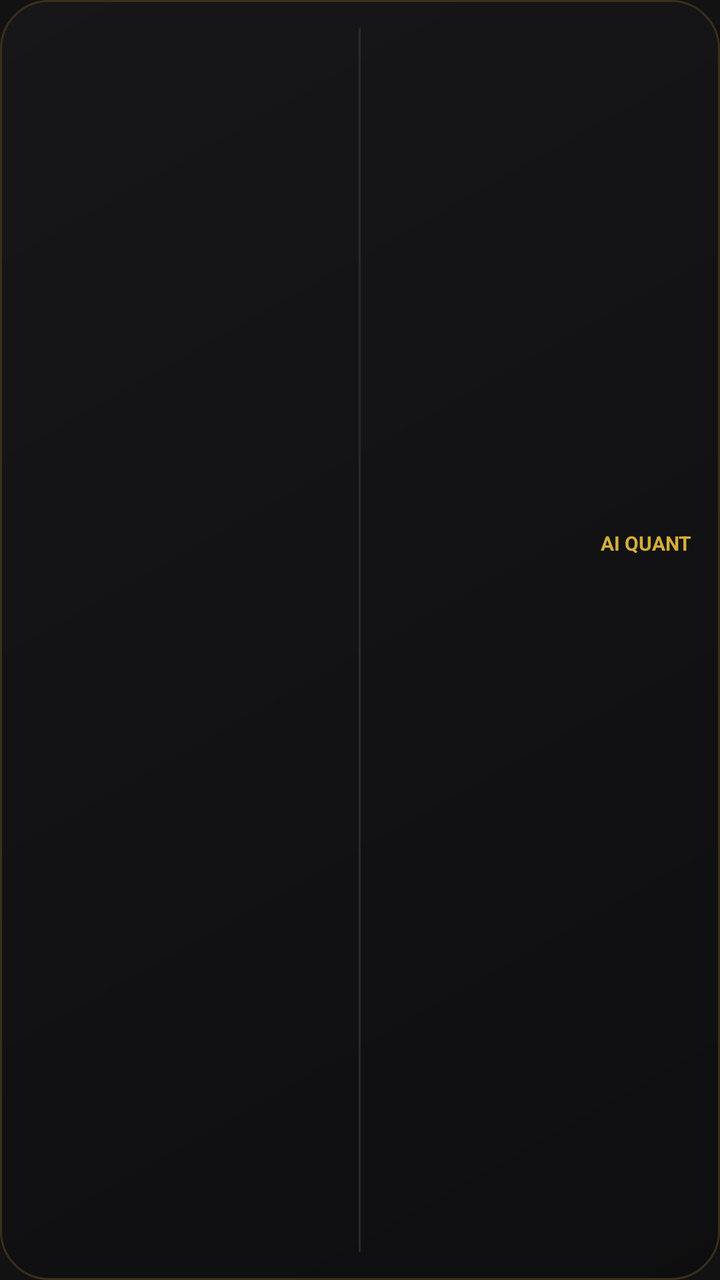
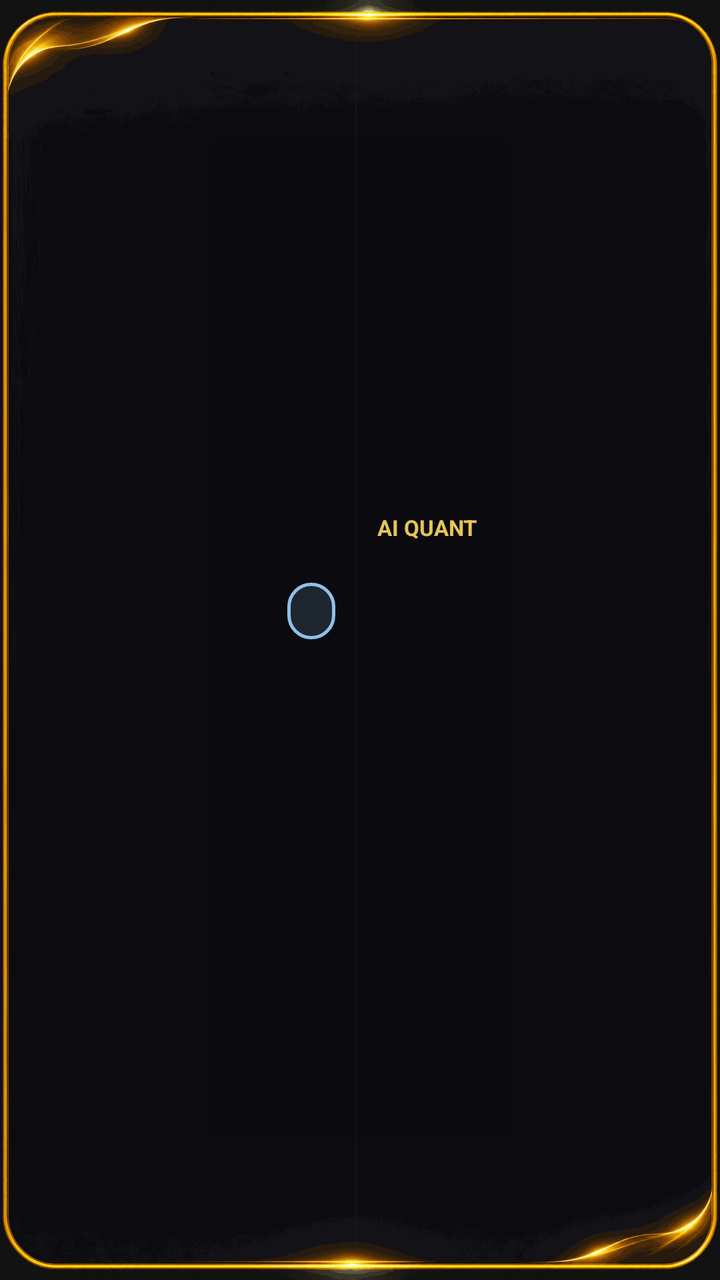

An Android layout rendered at two revisions. The XML below is the earlier revision; the diff shows what the commit changed to produce the second picture.
<!-- AndroidManifest.xml: application theme Theme.GoldAiQuant -->
<!-- res/layout/widget_price.xml -->
<?xml version="1.0" encoding="utf-8"?>
<LinearLayout xmlns:android="http://schemas.android.com/apk/res/android"
    android:id="@+id/w_root"
    android:layout_width="match_parent"
    android:layout_height="match_parent"
    android:background="@drawable/widget_bg"
    android:orientation="horizontal"
    android:padding="14dp">
    <LinearLayout
        android:id="@+id/w_idea_col"
        android:layout_width="0dp"
        android:layout_height="match_parent"
        android:layout_weight="1"
        android:orientation="vertical"
        android:gravity="center_vertical">
        <TextView android:id="@+id/w_who" android:layout_width="match_parent" android:layout_height="wrap_content" android:paddingVertical="3dp"
            android:maxLines="1" android:ellipsize="end" android:textColor="#8C8A83" android:textSize="12sp" />
        <TextView android:id="@+id/w_act" android:layout_width="match_parent" android:layout_height="wrap_content"
            android:maxLines="1" android:ellipsize="end" android:textColor="#E6C55A" android:textSize="18sp" android:textStyle="bold" />
        <TextView android:id="@+id/w_l1" android:layout_width="match_parent" android:layout_height="wrap_content"
            android:maxLines="1" android:ellipsize="end" android:textColor="#F3F1EA" android:textSize="13sp" />
        <TextView android:id="@+id/w_l2" android:layout_width="match_parent" android:layout_height="wrap_content"
            android:maxLines="1" android:ellipsize="end" android:textColor="#F3F1EA" android:textSize="13sp" />
        <TextView android:id="@+id/w_note" android:layout_width="match_parent" android:layout_height="wrap_content"
            android:maxLines="1" android:ellipsize="end" android:textColor="#8C8A83" android:textSize="10sp" />
    </LinearLayout>
    <FrameLayout
        android:id="@+id/w_sep"
        android:layout_width="1dp"
        android:layout_height="match_parent"
        android:layout_marginStart="10dp"
        android:layout_marginEnd="10dp"
        android:background="#2A2A2D" />
    <LinearLayout
        android:id="@+id/w_price_col"
        android:layout_width="0dp"
        android:layout_height="match_parent"
        android:layout_weight="1"
        android:orientation="vertical"
        android:gravity="center_vertical">
        <LinearLayout android:layout_width="match_parent" android:layout_height="wrap_content" android:orientation="horizontal">
            <TextView android:id="@+id/w_pair" android:layout_width="0dp" android:layout_weight="1" android:layout_height="wrap_content"
                android:textColor="#F3F1EA" android:textSize="12sp" android:textStyle="bold" android:paddingVertical="3dp" />
            <TextView android:layout_width="wrap_content" android:layout_height="wrap_content" android:text="@string/app_name"
                android:textColor="#D4AF37" android:textSize="10sp" android:textStyle="bold" />
        </LinearLayout>
        <TextView android:id="@+id/w_price" android:layout_width="match_parent" android:layout_height="wrap_content"
            android:gravity="end" android:textDirection="ltr" android:maxLines="1" android:autoSizeTextType="uniform"
            android:autoSizeMinTextSize="18sp" android:autoSizeMaxTextSize="30sp"
            android:textColor="#F4F4F4" android:textSize="28sp" android:textStyle="bold" />
        <TextView android:id="@+id/w_chg" android:layout_width="match_parent" android:layout_height="wrap_content"
            android:gravity="end" android:maxLines="1" android:textSize="13sp" android:textStyle="bold" />
        <ImageView android:id="@+id/w_spark" android:layout_width="match_parent" android:layout_height="26dp"
            android:layout_marginTop="4dp" android:scaleType="fitXY" android:importantForAccessibility="no" />
        <TextView android:id="@+id/w_time" android:layout_width="match_parent" android:layout_height="wrap_content"
            android:gravity="end" android:textColor="#8C8A83" android:textSize="10sp" />
    </LinearLayout>
</LinearLayout>
<!-- resources referenced by this layout -->
<resources>
  <!-- drawable widget_bg (drawable) -->
  <?xml version="1.0" encoding="utf-8"?>
  <shape xmlns:android="http://schemas.android.com/apk/res/android" android:shape="rectangle">
      <gradient android:angle="315" android:startColor="#F217171A" android:endColor="#F20E0E10" />
      <stroke android:width="1dp" android:color="#3A3018" />
      <corners android:radius="24dp" />
  </shape>
  <string name="app_name" translatable="false">AI QUANT</string>
  <style name="Theme.GoldAiQuant" parent="android:Theme.Material.NoActionBar">
          <item name="android:windowBackground">#FF121212</item>
          <item name="android:statusBarColor">#FF121212</item>
          <item name="android:navigationBarColor">#FF121212</item>
      </style>
</resources>

<!-- the commit's change to res/layout/widget_price.xml (unified diff, before → after) -->
@@ -1,58 +1,81 @@
 <?xml version="1.0" encoding="utf-8"?>
-<LinearLayout xmlns:android="http://schemas.android.com/apk/res/android"
+<FrameLayout xmlns:android="http://schemas.android.com/apk/res/android"
     android:id="@+id/w_root"
     android:layout_width="match_parent"
     android:layout_height="match_parent"
-    android:background="@drawable/widget_bg"
-    android:orientation="horizontal"
-    android:padding="14dp">
+    android:background="@drawable/wf_wide">
+    <ImageView
+        android:id="@+id/w_art"
+        android:layout_width="wrap_content"
+        android:layout_height="84dp"
+        android:layout_gravity="bottom|left"
+        android:layout_marginLeft="8dp"
+        android:layout_marginBottom="8dp"
+        android:adjustViewBounds="true"
+        android:importantForAccessibility="no" />
     <LinearLayout
-        android:id="@+id/w_idea_col"
-        android:layout_width="0dp"
+        android:layout_width="match_parent"
         android:layout_height="match_parent"
-        android:layout_weight="1"
-        android:orientation="vertical"
-        android:gravity="center_vertical">
-        <TextView android:id="@+id/w_who" android:layout_width="match_parent" android:layout_height="wrap_content" android:paddingVertical="3dp"
-            android:maxLines="1" android:ellipsize="end" android:textColor="#8C8A83" android:textSize="12sp" />
-        <TextView android:id="@+id/w_act" android:layout_width="match_parent" android:layout_height="wrap_content"
-            android:maxLines="1" android:ellipsize="end" android:textColor="#E6C55A" android:textSize="18sp" android:textStyle="bold" />
-        <TextView android:id="@+id/w_l1" android:layout_width="match_parent" android:layout_height="wrap_content"
-            android:maxLines="1" android:ellipsize="end" android:textColor="#F3F1EA" android:textSize="13sp" />
-        <TextView android:id="@+id/w_l2" android:layout_width="match_parent" android:layout_height="wrap_content"
-            android:maxLines="1" android:ellipsize="end" android:textColor="#F3F1EA" android:textSize="13sp" />
-        <TextView android:id="@+id/w_note" android:layout_width="match_parent" android:layout_height="wrap_content"
-            android:maxLines="1" android:ellipsize="end" android:textColor="#8C8A83" android:textSize="10sp" />
+        android:layoutDirection="rtl"
+        android:orientation="horizontal"
+        android:paddingLeft="12dp"
+        android:paddingRight="16dp"
+        android:paddingTop="12dp"
+        android:paddingBottom="12dp">
+        <LinearLayout
+            android:id="@+id/w_price_col"
+            android:layout_width="0dp"
+            android:layout_height="match_parent"
+            android:layout_weight="1"
+            android:orientation="vertical"
+            android:gravity="center_vertical">
+            <LinearLayout android:layout_width="match_parent" android:layout_height="wrap_content" android:orientation="horizontal"
+                android:gravity="center_vertical">
+                <TextView android:id="@+id/w_pair" android:layout_width="0dp" android:layout_weight="1" android:layout_height="wrap_content"
+                    android:textColor="#F3F1EA" android:textSize="13sp" android:textStyle="bold" android:paddingVertical="3dp" />
+                <TextView android:layout_width="wrap_content" android:layout_height="wrap_content" android:text="@string/app_name"
+                    android:textColor="#E6C55A" android:textSize="11sp" android:textStyle="bold" />
+            </LinearLayout>
+            <TextView android:id="@+id/w_price" android:layout_width="match_parent" android:layout_height="wrap_content"
+                android:gravity="right" android:textDirection="ltr" android:maxLines="1" android:autoSizeTextType="uniform"
+                android:autoSizeMinTextSize="18sp" android:autoSizeMaxTextSize="34sp"
+                android:textColor="#FFFFFF" android:textSize="32sp" android:textStyle="bold" />
+            <TextView android:id="@+id/w_chg" android:layout_width="match_parent" android:layout_height="wrap_content"
+                android:gravity="right" android:textDirection="ltr" android:maxLines="1" android:textSize="13sp" android:textStyle="bold" />
+            <ImageView android:id="@+id/w_spark" android:layout_width="match_parent" android:layout_height="34dp"
+                android:layout_marginTop="4dp" android:scaleType="fitXY" android:importantForAccessibility="no" />
+            <TextView android:id="@+id/w_time" android:layout_width="match_parent" android:layout_height="wrap_content"
+                android:gravity="center" android:textColor="#A3A3A8" android:textSize="10sp" />
+        </LinearLayout>
+        <FrameLayout
+            android:id="@+id/w_sep"
+            android:layout_width="1dp"
+            android:layout_height="match_parent"
+            android:layout_marginStart="10dp"
+            android:layout_marginEnd="10dp"
+            android:background="#332A2A2D" />
+        <LinearLayout
+            android:id="@+id/w_idea_col"
+            android:layout_width="0dp"
+            android:layout_height="match_parent"
+            android:layout_weight="1"
+            android:orientation="vertical"
+            android:gravity="center_vertical">
+            <TextView android:id="@+id/w_who" android:layout_width="match_parent" android:layout_height="wrap_content"
+                android:paddingVertical="3dp" android:maxLines="1" android:ellipsize="end" android:textColor="#B5B3AC" android:textSize="12sp" />
+            <TextView android:id="@+id/w_act" android:layout_width="wrap_content" android:layout_height="wrap_content"
+                android:layout_marginTop="2dp" android:paddingHorizontal="12dp" android:paddingVertical="2dp"
+                android:background="@drawable/wchip_blue" android:maxLines="1" android:textColor="#8FC1EA"
+                android:textSize="18sp" android:textStyle="bold" />
+            <LinearLayout android:layout_width="match_parent" android:layout_height="wrap_content" android:orientation="vertical"
+                android:paddingLeft="52dp" android:layout_marginTop="4dp">
+                <TextView android:id="@+id/w_l1" android:layout_width="match_parent" android:layout_height="wrap_content"
+                    android:maxLines="1" android:ellipsize="end" android:textColor="#F3F1EA" android:textSize="13sp" android:textStyle="bold" />
+                <TextView android:id="@+id/w_l2" android:layout_width="match_parent" android:layout_height="wrap_content"
+                    android:maxLines="1" android:ellipsize="end" android:textColor="#F3F1EA" android:textSize="13sp" android:textStyle="bold" />
+                <TextView android:id="@+id/w_note" android:layout_width="match_parent" android:layout_height="wrap_content"
+                    android:maxLines="1" android:ellipsize="end" android:textColor="#E6C55A" android:textSize="10sp" />
+            </LinearLayout>
+        </LinearLayout>
     </LinearLayout>
-    <FrameLayout
-        android:id="@+id/w_sep"
-        android:layout_width="1dp"
-        android:layout_height="match_parent"
-        android:layout_marginStart="10dp"
-        android:layout_marginEnd="10dp"
-        android:background="#2A2A2D" />
-    <LinearLayout
-        android:id="@+id/w_price_col"
-        android:layout_width="0dp"
-        android:layout_height="match_parent"
-        android:layout_weight="1"
-        android:orientation="vertical"
-        android:gravity="center_vertical">
-        <LinearLayout android:layout_width="match_parent" android:layout_height="wrap_content" android:orientation="horizontal">
-            <TextView android:id="@+id/w_pair" android:layout_width="0dp" android:layout_weight="1" android:layout_height="wrap_content"
-                android:textColor="#F3F1EA" android:textSize="12sp" android:textStyle="bold" android:paddingVertical="3dp" />
-            <TextView android:layout_width="wrap_content" android:layout_height="wrap_content" android:text="@string/app_name"
-                android:textColor="#D4AF37" android:textSize="10sp" android:textStyle="bold" />
-        </LinearLayout>
-        <TextView android:id="@+id/w_price" android:layout_width="match_parent" android:layout_height="wrap_content"
-            android:gravity="end" android:textDirection="ltr" android:maxLines="1" android:autoSizeTextType="uniform"
-            android:autoSizeMinTextSize="18sp" android:autoSizeMaxTextSize="30sp"
-            android:textColor="#F4F4F4" android:textSize="28sp" android:textStyle="bold" />
-        <TextView android:id="@+id/w_chg" android:layout_width="match_parent" android:layout_height="wrap_content"
-            android:gravity="end" android:maxLines="1" android:textSize="13sp" android:textStyle="bold" />
-        <ImageView android:id="@+id/w_spark" android:layout_width="match_parent" android:layout_height="26dp"
-            android:layout_marginTop="4dp" android:scaleType="fitXY" android:importantForAccessibility="no" />
-        <TextView android:id="@+id/w_time" android:layout_width="match_parent" android:layout_height="wrap_content"
-            android:gravity="end" android:textColor="#8C8A83" android:textSize="10sp" />
-    </LinearLayout>
-</LinearLayout>
+</FrameLayout>
<!-- resource entries referenced after the edit -->
@@ -1,12 +1,13 @@
 <!-- resources referenced by this layout -->
 <resources>
-  <!-- drawable widget_bg (drawable) -->
+  <!-- drawable wchip_blue (drawable) -->
   <?xml version="1.0" encoding="utf-8"?>
   <shape xmlns:android="http://schemas.android.com/apk/res/android" android:shape="rectangle">
-      <gradient android:angle="315" android:startColor="#F217171A" android:endColor="#F20E0E10" />
-      <stroke android:width="1dp" android:color="#3A3018" />
-      <corners android:radius="24dp" />
+      <solid android:color="#268FC1EA" />
+      <stroke android:width="1.5dp" android:color="#8FC1EA" />
+      <corners android:radius="14dp" />
   </shape>
+  <!-- drawable wf_wide: png bitmap (drawable-xxhdpi, 39905 bytes) -->
   <string name="app_name" translatable="false">AI QUANT</string>
   <style name="Theme.GoldAiQuant" parent="android:Theme.Material.NoActionBar">
           <item name="android:windowBackground">#FF121212</item>
